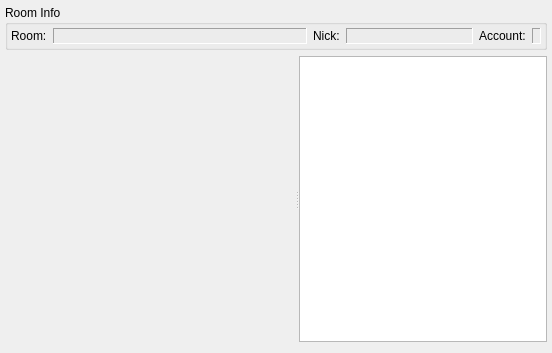
Qt form src/plugins/multiuserchat/multiuserchatwindow.ui (vacuum-im/vacuum-im) before a commit.
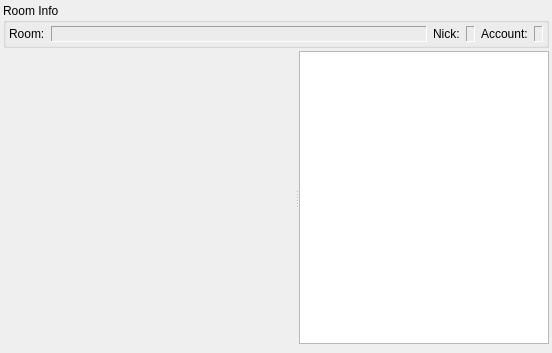
The same form after that commit.

```diff
--- a/src/plugins/multiuserchat/multiuserchatwindow.ui
+++ b/src/plugins/multiuserchat/multiuserchatwindow.ui
@@ -15,8 +15,11 @@
     <bool>true</bool>
    </property>
    <layout class="QVBoxLayout" name="verticalLayout">
+    <property name="spacing">
+     <number>3</number>
+    </property>
     <property name="margin">
-     <number>5</number>
+     <number>3</number>
     </property>
     <item>
      <widget class="QGroupBox" name="grbRoomInfo">
@@ -38,7 +41,7 @@
         <widget class="QLabel" name="lblRoom">
          <property name="sizePolicy">
           <sizepolicy hsizetype="Expanding" vsizetype="Preferred">
-           <horstretch>2</horstretch>
+           <horstretch>0</horstretch>
            <verstretch>0</verstretch>
           </sizepolicy>
          </property>
@@ -59,12 +62,6 @@
        </item>
        <item>
         <widget class="QLabel" name="lblNick">
-         <property name="sizePolicy">
-          <sizepolicy hsizetype="Expanding" vsizetype="Preferred">
-           <horstretch>1</horstretch>
-           <verstretch>0</verstretch>
-          </sizepolicy>
-         </property>
          <property name="frameShape">
           <enum>QFrame::Panel</enum>
          </property>
@@ -96,15 +93,6 @@
       </layout>
      </widget>
     </item>
-    <item>
-     <widget class="QWidget" name="wdtUpper" native="true">
-      <layout class="QVBoxLayout">
-       <property name="spacing">
-        <number>0</number>
-       </property>
-       <property name="margin">
-        <number>0</number>
-       </property>
        <item>
         <widget class="QSplitter" name="sprHSplitter">
          <property name="sizePolicy">
@@ -145,9 +133,6 @@
        </item>
        <item>
         <widget class="QWidget" name="wdtToolBar" native="true"/>
-       </item>
-      </layout>
-     </widget>
     </item>
     <item>
      <widget class="QWidget" name="wdtEdit" native="true"/>
```
Left out of the diff: 9 changed lines with no effect on the pictures. Lines whose indentation alone changed are shown as unchanged.
